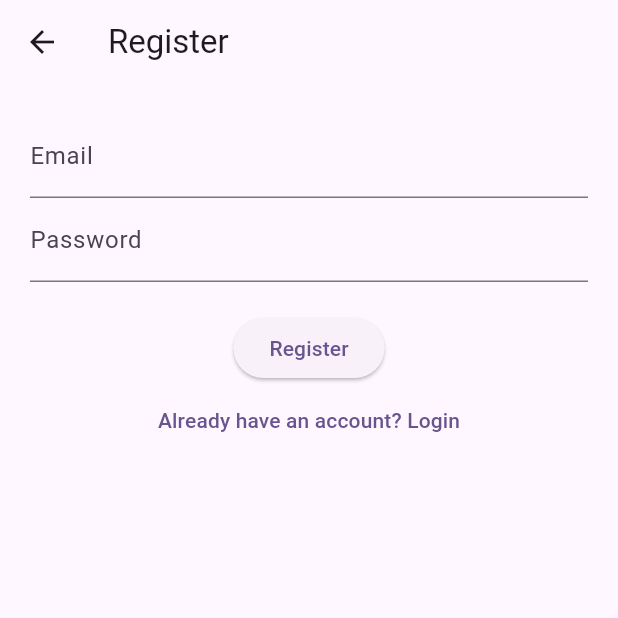
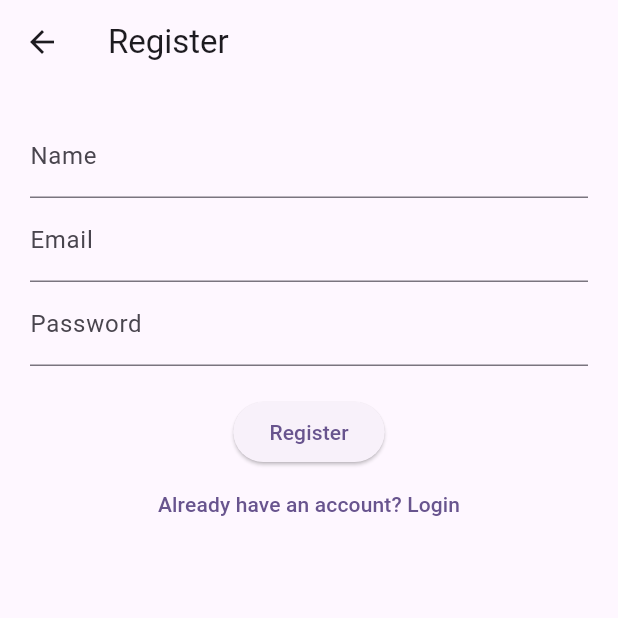
Before and after one commit to tiagoGottardo/flutter-test, a Flutter app: the screen it shows after launch, after a tap on "Don't have an account? Register", on a phone screen of 412 x 824 dp, the top half of it. Run offline on Flutter 3.47's test engine with Material 3 defaults, Android fonts, the phone set to English and light mode, and no system bars; our stand-ins replace cloud_firestore, firebase_auth, firebase_core, get; accounts and stored records are empty; network calls fail.

Commit message:
feat: register user name in firebase auth

```diff
--- a/lib/pages/home_page.dart
+++ b/lib/pages/home_page.dart
@@ -30,9 +30,50 @@ class HomePage extends StatelessWidget {
             .orderBy('createdAt', descending: true)
             .snapshots();
 
+    final userName =
+        (user.displayName?.trim().isNotEmpty ?? false)
+            ? user.displayName!
+            : 'Guest';
+
     return Scaffold(
-      appBar: AppBar(title: const Text('Home')),
-      body: StreamBuilder<QuerySnapshot>(
+      appBar: AppBar(title: Text("${userName.split(" ")[0]}'s tasks")),
+      endDrawer: Drawer(
+        child: ListView(
+          padding: EdgeInsets.zero,
+          children: [
+            const DrawerHeader(
+              decoration: BoxDecoration(color: Colors.red),
+              child: Text(
+                'Settings',
+                style: TextStyle(fontSize: 30, color: Colors.white),
+              ),
+            ),
+            ListTile(
+              title: const Text('Toggle Theme'),
+              trailing: Icon(
+                Get.isDarkMode ? Icons.dark_mode : Icons.light_mode,
+              ),
+              onTap: () {
+                Get.changeThemeMode(
+                  Get.isDarkMode ? ThemeMode.light : ThemeMode.dark,
+                );
+              },
+            ),
+            ListTile(
+              title: const Text('Logout'),
+              trailing: const Icon(Icons.logout),
+              onTap: () async {
+                await FirebaseAuth.instance.signOut();
+                Get.offAllNamed('/login'); // or your login route
+              },
+            ),
+          ],
+        ),
+      ),
+      body: Column(
+        children: [
+          Expanded(
+            child: StreamBuilder<QuerySnapshot>(
               stream: tasksStream,
               builder: (context, snapshot) {
                 if (snapshot.connectionState == ConnectionState.waiting) {
@@ -60,7 +101,9 @@ class HomePage extends StatelessWidget {
                         children: [
                           IconButton(
                             icon: Icon(
-                        task.done ? Icons.check_circle : Icons.circle_outlined,
+                              task.done
+                                  ? Icons.check_circle
+                                  : Icons.circle_outlined,
                               color: task.done ? Colors.green : null,
                             ),
                             onPressed:
@@ -100,7 +143,8 @@ class HomePage extends StatelessWidget {
                                     onPressed: () {
                                       Get.toNamed(
                                         '/task',
-                                  arguments: task.toMap()..['id'] = task.id,
+                                        arguments:
+                                            task.toMap()..['id'] = task.id,
                                       );
                                     },
                                     icon: Icon(Icons.edit),
@@ -108,7 +152,9 @@ class HomePage extends StatelessWidget {
                                   ),
                                   TextButton.icon(
                                     onPressed: () async {
-                                final confirmed = await Get.defaultDialog<bool>(
+                                      final confirmed = await Get.defaultDialog<
+                                        bool
+                                      >(
                                         title: "Confirm Delete",
                                         middleText:
                                             "Are you sure you want to delete this task?",
@@ -143,6 +189,9 @@ class HomePage extends StatelessWidget {
                 );
               },
             ),
+          ),
+        ],
+      ),
       floatingActionButton: FloatingActionButton(
         onPressed: () => Get.offAllNamed('/task'),
         child: Icon(Icons.add),
--- a/lib/pages/register_page.dart
+++ b/lib/pages/register_page.dart
@@ -1,19 +1,23 @@
 import 'package:flutter/material.dart';
 import 'package:get/get.dart';
+
 import 'package:firebase_auth/firebase_auth.dart';
 
 class RegisterPage extends StatelessWidget {
-  final emailCtrl = TextEditingController();
-  final passCtrl = TextEditingController();
+  final name = TextEditingController();
+  final email = TextEditingController();
+  final password = TextEditingController();
 
   RegisterPage({super.key});
 
   void register() async {
     try {
       await FirebaseAuth.instance.createUserWithEmailAndPassword(
-        email: emailCtrl.text,
-        password: passCtrl.text,
+        email: email.text,
+        password: password.text,
       );
+      await FirebaseAuth.instance.currentUser!.updateDisplayName(name.text);
+
       Get.offAllNamed('/');
     } catch (e) {
       Get.snackbar(
@@ -34,11 +38,15 @@ class RegisterPage extends StatelessWidget {
         child: Column(
           children: [
             TextField(
-              controller: emailCtrl,
+              controller: name,
+              decoration: const InputDecoration(labelText: 'Name'),
+            ),
+            TextField(
+              controller: email,
               decoration: const InputDecoration(labelText: 'Email'),
             ),
             TextField(
-              controller: passCtrl,
+              controller: password,
               obscureText: true,
               decoration: const InputDecoration(labelText: 'Password'),
             ),
```
Lines whose indentation alone changed are shown as unchanged.
